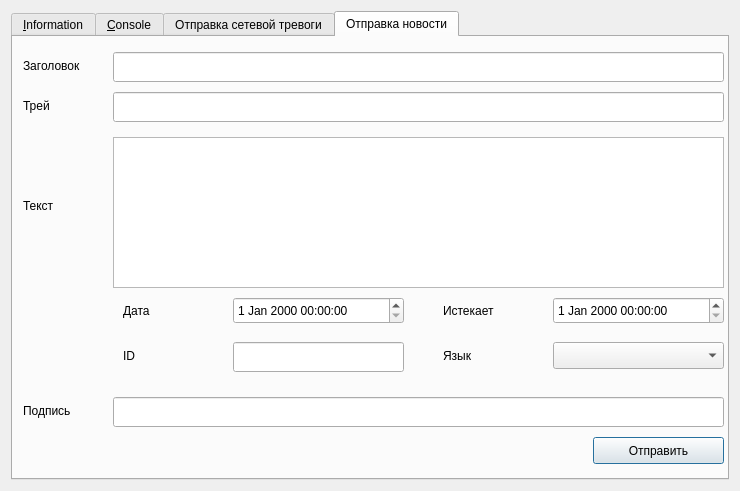
Above: src/qt/forms/rpcconsole.ui from HashCoin/ElectricCoin before the change. Below: the same form after it.
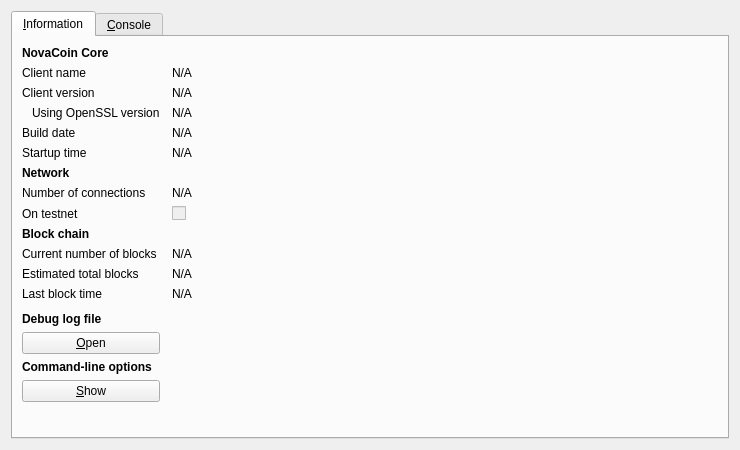
That is the form after the change. The open tabs and pages were chosen to show the change. Icons and pictures are not drawn.

What changed in the file:
```diff
--- a/src/qt/forms/rpcconsole.ui
+++ b/src/qt/forms/rpcconsole.ui
@@ -7,7 +7,7 @@
     <x>0</x>
     <y>0</y>
     <width>740</width>
-    <height>491</height>
+    <height>450</height>
    </rect>
   </property>
   <property name="windowTitle">
@@ -36,7 +36,7 @@
           </font>
          </property>
          <property name="text">
-          <string>Bitcoin Core</string>
+          <string>NovaCoin Core</string>
          </property>
         </widget>
        </item>
@@ -445,216 +445,6 @@
        </item>
       </layout>
      </widget>
-     <widget class="QWidget" name="tab_alert">
-      <attribute name="title">
-       <string>Отправка сетевой тревоги</string>
-      </attribute>
-     </widget>
-     <widget class="QWidget" name="tab_news">
-      <attribute name="title">
-       <string>Отправка новости</string>
-      </attribute>
-      <widget class="QPlainTextEdit" name="teMessage">
-       <property name="geometry">
-        <rect>
-         <x>100</x>
-         <y>100</y>
-         <width>611</width>
-         <height>151</height>
-        </rect>
-       </property>
-      </widget>
-      <widget class="QLabel" name="label_15">
-       <property name="geometry">
-        <rect>
-         <x>10</x>
-         <y>20</y>
-         <width>81</width>
-         <height>17</height>
-        </rect>
-       </property>
-       <property name="text">
-        <string>Заголовок</string>
-       </property>
-      </widget>
-      <widget class="QLineEdit" name="leHeader">
-       <property name="geometry">
-        <rect>
-         <x>100</x>
-         <y>15</y>
-         <width>611</width>
-         <height>30</height>
-        </rect>
-       </property>
-      </widget>
-      <widget class="QLineEdit" name="leTrayNotify">
-       <property name="geometry">
-        <rect>
-         <x>100</x>
-         <y>55</y>
-         <width>611</width>
-         <height>30</height>
-        </rect>
-       </property>
-      </widget>
-      <widget class="QLabel" name="label_16">
-       <property name="geometry">
-        <rect>
-         <x>10</x>
-         <y>60</y>
-         <width>81</width>
-         <height>17</height>
-        </rect>
-       </property>
-       <property name="text">
-        <string>Трей</string>
-       </property>
-      </widget>
-      <widget class="QLabel" name="label_17">
-       <property name="geometry">
-        <rect>
-         <x>10</x>
-         <y>160</y>
-         <width>81</width>
-         <height>17</height>
-        </rect>
-       </property>
-       <property name="text">
-        <string>Текст</string>
-       </property>
-      </widget>
-      <widget class="QDateTimeEdit" name="dtDate">
-       <property name="geometry">
-        <rect>
-         <x>220</x>
-         <y>260</y>
-         <width>171</width>
-         <height>27</height>
-        </rect>
-       </property>
-      </widget>
-      <widget class="QLabel" name="label_18">
-       <property name="geometry">
-        <rect>
-         <x>110</x>
-         <y>265</y>
-         <width>81</width>
-         <height>17</height>
-        </rect>
-       </property>
-       <property name="text">
-        <string>Дата</string>
-       </property>
-      </widget>
-      <widget class="QLabel" name="label_19">
-       <property name="geometry">
-        <rect>
-         <x>430</x>
-         <y>265</y>
-         <width>81</width>
-         <height>17</height>
-        </rect>
-       </property>
-       <property name="text">
-        <string>Истекает</string>
-       </property>
-      </widget>
-      <widget class="QDateTimeEdit" name="dtExpiration">
-       <property name="geometry">
-        <rect>
-         <x>540</x>
-         <y>260</y>
-         <width>171</width>
-         <height>27</height>
-        </rect>
-       </property>
-      </widget>
-      <widget class="QLineEdit" name="leID">
-       <property name="geometry">
-        <rect>
-         <x>220</x>
-         <y>305</y>
-         <width>171</width>
-         <height>30</height>
-        </rect>
-       </property>
-      </widget>
-      <widget class="QLabel" name="label_20">
-       <property name="geometry">
-        <rect>
-         <x>110</x>
-         <y>310</y>
-         <width>81</width>
-         <height>17</height>
-        </rect>
-       </property>
-       <property name="text">
-        <string>ID</string>
-       </property>
-      </widget>
-      <widget class="QLabel" name="label_21">
-       <property name="geometry">
-        <rect>
-         <x>430</x>
-         <y>310</y>
-         <width>81</width>
-         <height>17</height>
-        </rect>
-       </property>
-       <property name="text">
-        <string>Язык</string>
-       </property>
-      </widget>
-      <widget class="QComboBox" name="cbLanguage">
-       <property name="geometry">
-        <rect>
-         <x>540</x>
-         <y>305</y>
-         <width>171</width>
-         <height>27</height>
-        </rect>
-       </property>
-       <property name="currentIndex">
-        <number>-1</number>
-       </property>
-      </widget>
-      <widget class="QLabel" name="label_22">
-       <property name="geometry">
-        <rect>
-         <x>10</x>
-         <y>365</y>
-         <width>81</width>
-         <height>17</height>
-        </rect>
-       </property>
-       <property name="text">
-        <string>Подпись</string>
-       </property>
-      </widget>
-      <widget class="QLineEdit" name="leSign">
-       <property name="geometry">
-        <rect>
-         <x>100</x>
-         <y>360</y>
-         <width>611</width>
-         <height>30</height>
-        </rect>
-       </property>
-      </widget>
-      <widget class="QPushButton" name="bPush">
-       <property name="geometry">
-        <rect>
-         <x>580</x>
-         <y>400</y>
-         <width>131</width>
-         <height>27</height>
-        </rect>
-       </property>
-       <property name="text">
-        <string>Отправить</string>
-       </property>
-      </widget>
-     </widget>
     </widget>
    </item>
   </layout>
```
Left out of the diff: 6 changed lines with no effect on the pictures.
